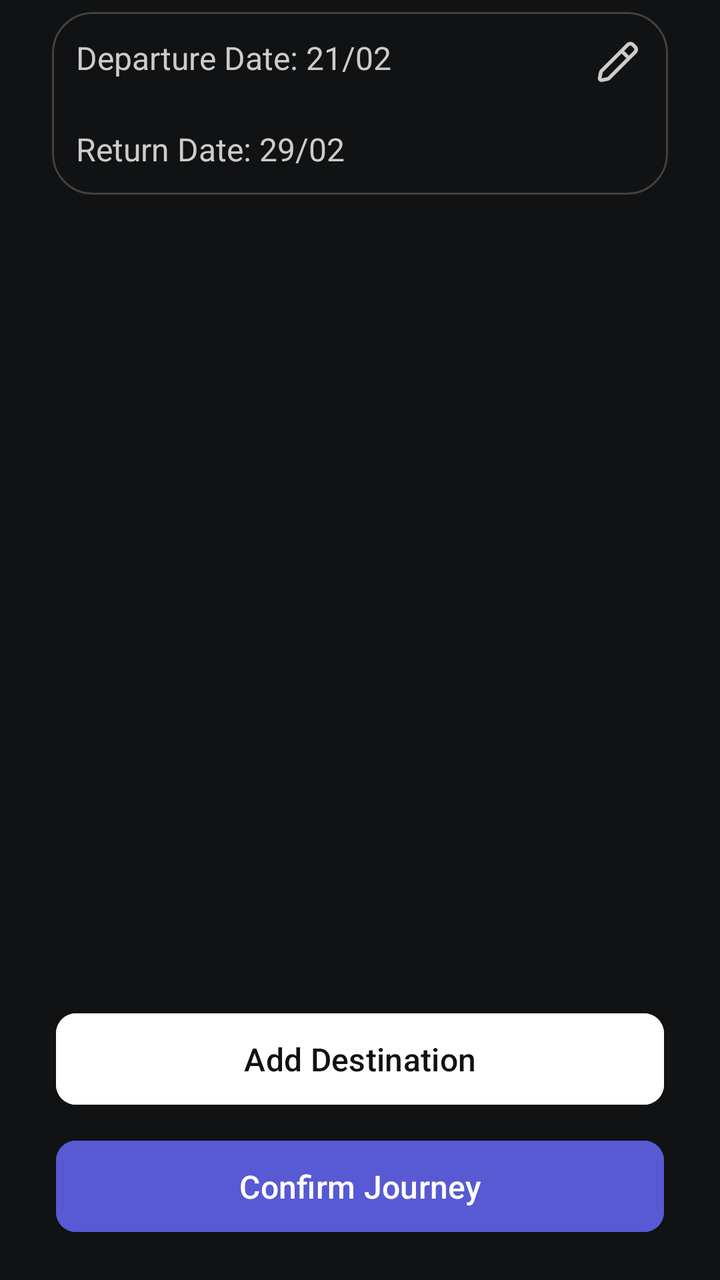
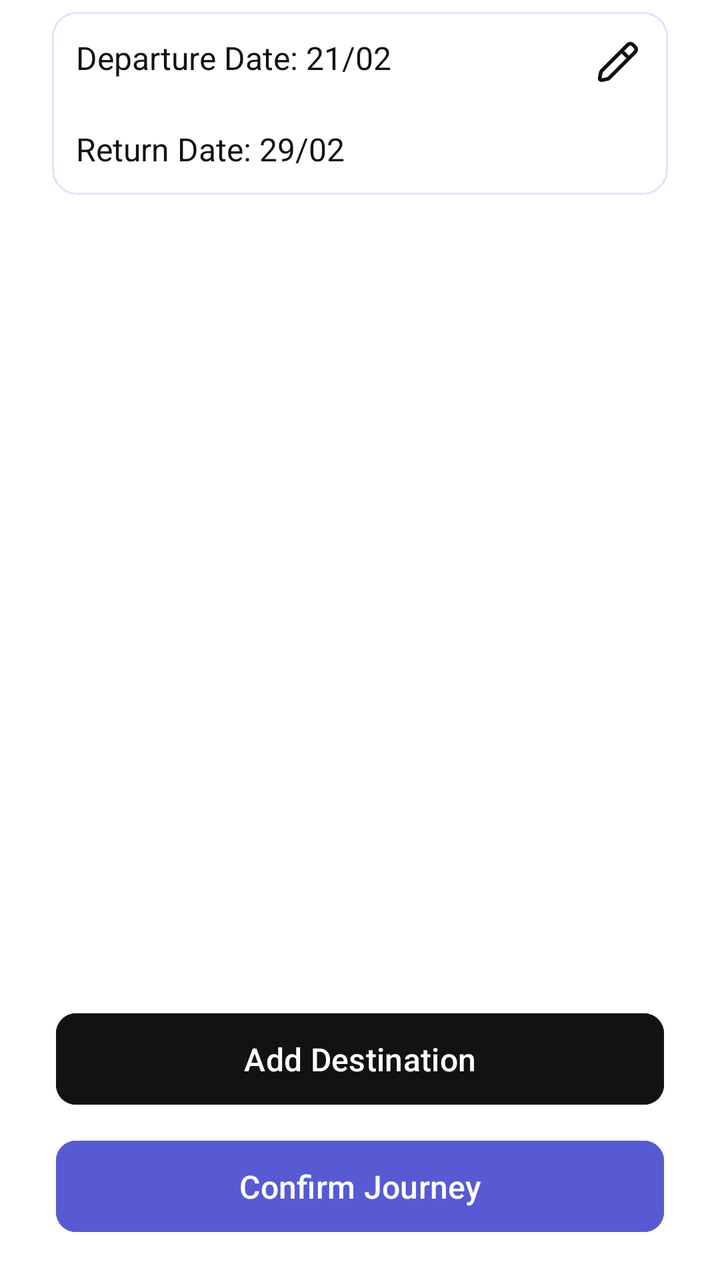

Before-and-after screenshots of an Android layout around one commit, followed by the original layout XML and the change that was made.
<!-- AndroidManifest.xml: application theme Theme.SpaceAdvisor -->
<!-- res/layout/fragment_trip.xml -->
<?xml version="1.0" encoding="utf-8"?>
<LinearLayout xmlns:android="http://schemas.android.com/apk/res/android"
    xmlns:app="http://schemas.android.com/apk/res-auto"
    xmlns:tools="http://schemas.android.com/tools"
    android:layout_width="match_parent"
    android:layout_height="match_parent"
    android:background="@color/layout_background_primary"
    android:orientation="vertical"
    android:paddingHorizontal="20dp"
    android:paddingTop="6dp"
    android:paddingBottom="20dp">

    <RelativeLayout
        android:layout_width="match_parent"
        android:layout_height="wrap_content"
        android:layout_marginHorizontal="6dp"
        android:background="@drawable/custom_text_transparent_background">

        <LinearLayout
            android:id="@+id/departure_date_container"
            android:layout_width="match_parent"
            android:layout_height="wrap_content"
            android:gravity="center_vertical"
            android:orientation="horizontal"
            android:paddingHorizontal="12dp"
            android:paddingVertical="12dp">

            <TextView
                android:layout_width="wrap_content"
                android:layout_height="wrap_content"
                android:text="Departure Date: "
                android:textColor="@color/text_quaternary_light"
                android:textSize="16sp" />

            <TextView
                android:id="@+id/trip_departure_date_text"
                android:layout_width="wrap_content"
                android:layout_height="wrap_content"
                android:text="21/02"
                android:textColor="@color/text_quaternary_light"
                android:textSize="16sp" />
        </LinearLayout>

        <LinearLayout
            android:id="@+id/return_date_container"
            android:layout_width="match_parent"
            android:layout_height="wrap_content"
            android:layout_below="@+id/departure_date_container"
            android:layout_centerVertical="true"
            android:gravity="center_vertical"
            android:orientation="horizontal"
            android:paddingHorizontal="12dp"
            android:paddingVertical="12dp">

            <TextView
                android:layout_width="wrap_content"
                android:layout_height="wrap_content"
                android:text="Return Date: "
                android:textColor="@color/text_quaternary_light"
                android:textSize="16sp" />

            <TextView
                android:id="@+id/trip_return_date_text"
                android:layout_width="wrap_content"
                android:layout_height="wrap_content"
                android:text="29/02"
                android:textColor="@color/text_quaternary_light"
                android:textSize="16sp" />
        </LinearLayout>


        <com.google.android.material.button.MaterialButton
            android:id="@+id/edit_btn"
            style="@style/Widget.Material3.Button.IconButton"
            android:layout_width="wrap_content"
            android:layout_height="wrap_content"
            android:layout_alignParentEnd="true"
            android:backgroundTint="@color/btn_fill_transparent"
            app:icon="@drawable/ic_edit"
            app:iconSize="22dp"
            app:iconTint="@color/icon_quaternary" />
    </RelativeLayout>

    <FrameLayout
        android:layout_width="match_parent"
        android:layout_height="0dp"
        android:layout_weight="1">

        
        <androidx.recyclerview.widget.RecyclerView
            android:id="@+id/itinerary_recycler_view"
            android:layout_width="match_parent"
            android:layout_height="match_parent"
            android:layout_marginTop="12dp"
            tools:listitem="@layout/item_trip_destination" />

        
        <LinearLayout
            android:id="@+id/trip_empty_state"
            android:layout_width="match_parent"
            android:layout_height="match_parent"
            android:gravity="center"
            android:orientation="vertical"
            android:padding="24dp"
            android:visibility="gone">

            <ImageView
                android:layout_width="100dp"
                android:layout_height="100dp"
                android:layout_marginTop="-60dp"
                android:alpha="0.4"
                android:src="@drawable/ic_galaxy"
                app:tint="@color/icon_quaternary" />

            <TextView
                android:layout_width="wrap_content"
                android:layout_height="wrap_content"
                android:layout_marginTop="20dp"
                android:gravity="center"
                android:text="No stops planned yet"
                android:textColor="@color/text_primary"
                android:textSize="18sp"
                android:textStyle="bold" />

            <TextView
                android:layout_width="wrap_content"
                android:layout_height="wrap_content"
                android:layout_marginTop="8dp"
                android:gravity="center"
                android:text="Your itinerary is looking a bit empty. \nReady to add some star systems to your route?"
                android:textColor="@color/text_quaternary_light"
                android:textSize="14sp" />

            <com.google.android.material.button.MaterialButton
                android:id="@+id/empty_add_destination_btn"
                style="@style/Widget.Material3.Button.TonalButton"
                android:layout_width="wrap_content"
                android:layout_height="wrap_content"
                android:layout_marginTop="24dp"
                android:paddingHorizontal="24dp"
                android:text="Explore Destinations"
                android:textColor="@color/text_primary"
                android:textSize="14sp"
                app:backgroundTint="@color/btn_fill_tertiary"
                app:cornerRadius="10dp"
                app:icon="@drawable/ic_explore"
                app:iconSize="18dp"
                app:iconTint="@color/icon_primary" />

        </LinearLayout>

    </FrameLayout>

    <LinearLayout
        android:id="@+id/btn_container"
        android:layout_width="match_parent"
        android:layout_height="wrap_content"
        android:layout_marginHorizontal="8dp"
        android:orientation="vertical">

        <com.google.android.material.button.MaterialButton
            android:id="@+id/add_destination_btn"
            android:layout_width="match_parent"
            android:layout_height="wrap_content"
            android:layout_marginTop="10dp"
            android:backgroundTint="@color/btn_fill_primary"
            android:paddingVertical="12dp"
            android:text="Add Destination"
            android:textColor="@color/text_secondary"
            android:textSize="16sp"
            app:cornerRadius="10dp" />


        <com.google.android.material.button.MaterialButton
            android:id="@+id/confirm_trip_btn"
            android:layout_width="match_parent"
            android:layout_height="wrap_content"
            android:layout_marginTop="10dp"
            android:backgroundTint="@color/btn_fill_tertiary"
            android:paddingVertical="12dp"
            android:text="Confirm Journey"
            android:textColor="@color/text_primary"
            android:textSize="16sp"
            app:cornerRadius="10dp" />
    </LinearLayout>

</LinearLayout>
<!-- res/layout/item_trip_destination.xml (included above) -->
<?xml version="1.0" encoding="utf-8"?>
<androidx.constraintlayout.widget.ConstraintLayout xmlns:android="http://schemas.android.com/apk/res/android"
    xmlns:app="http://schemas.android.com/apk/res-auto"
    android:layout_width="match_parent"
    android:layout_height="wrap_content">

    
    
    
    
    
    
    
    
    

    
    
    
    
    
    
    
    
    

    <com.google.android.material.card.MaterialCardView
        android:id="@+id/delete_background"
        android:layout_width="0dp"
        android:layout_height="0dp"
        android:layout_margin="6dp"
        android:backgroundTint="@color/layout_background_alert"
        app:cardCornerRadius="18dp"
        app:layout_constraintBottom_toBottomOf="@id/card_container"
        app:layout_constraintEnd_toEndOf="@id/card_container"
        app:layout_constraintStart_toStartOf="@id/card_container"
        app:layout_constraintTop_toTopOf="@id/card_container">

        <ImageView
            android:layout_width="24dp"
            android:layout_height="24dp"
            android:layout_gravity="center_vertical|end"
            android:layout_marginEnd="20dp"
            android:src="@drawable/ic_trash"
            app:tint="@color/icon_primary" />
    </com.google.android.material.card.MaterialCardView>

    <com.google.android.material.card.MaterialCardView
        android:id="@+id/trip_dest_image_card"
        android:layout_width="80dp"
        android:layout_height="80dp"
        android:layout_marginStart="10dp"
        android:backgroundTint="@color/layout_background_transparent"
        app:layout_constraintBottom_toBottomOf="parent"
        app:layout_constraintEnd_toStartOf="@id/card_container"
        app:layout_constraintStart_toStartOf="parent"
        app:layout_constraintTop_toTopOf="parent"
        app:strokeWidth="0dp">

        <ImageView
            android:id="@+id/trip_destination_image"
            android:layout_width="match_parent"
            android:layout_height="match_parent"
            android:clickable="true"
            android:focusable="true"
            android:scaleType="centerCrop"
            android:src="@drawable/pic_profile" />

    </com.google.android.material.card.MaterialCardView>

    <com.google.android.material.card.MaterialCardView
        android:id="@+id/card_container"
        android:layout_width="0dp"
        android:layout_height="wrap_content"
        android:layout_margin="10dp"
        android:backgroundTint="@color/layout_background_primary"
        app:cardCornerRadius="18dp"
        app:cardElevation="8dp"
        app:layout_constraintBottom_toBottomOf="parent"
        app:layout_constraintEnd_toEndOf="parent"
        app:layout_constraintStart_toEndOf="@id/trip_dest_image_card"
        app:layout_constraintTop_toTopOf="parent">

        <androidx.appcompat.widget.LinearLayoutCompat
            android:layout_width="match_parent"
            android:layout_height="wrap_content"
            android:orientation="horizontal">

            <LinearLayout
                android:layout_width="match_parent"
                android:layout_height="wrap_content"
                android:layout_marginHorizontal="12dp"
                android:layout_marginVertical="10dp"
                android:orientation="vertical">

                <TextView
                    android:id="@+id/trip_destination_title"
                    android:layout_width="match_parent"
                    android:layout_height="wrap_content"
                    android:text="Title"
                    android:textColor="@color/text_primary"
                    android:textSize="16sp"
                    android:textStyle="bold" />

                <TextView
                    android:id="@+id/trip_destination_subtitle"
                    android:layout_width="match_parent"
                    android:layout_height="wrap_content"
                    android:layout_marginVertical="4dp"
                    android:text="Subtitle"
                    android:textColor="@color/text_quaternary_light"
                    android:textSize="12sp" />

                
                
                
                
                

                
                
                
                
                
                

                
                
                
                
                
                
                
                
                
                

                
                
                
                
                
                
                
                
                

                

                <LinearLayout
                    android:layout_width="wrap_content"
                    android:layout_height="wrap_content"
                    android:layout_marginTop="4dp"
                    android:gravity="center_vertical"
                    android:orientation="horizontal">

                    <ImageView
                        android:layout_width="16dp"
                        android:layout_height="16dp"
                        android:src="@drawable/ic_rating_star_filled"
                        app:tint="@color/icon_tertiary" />

                    <TextView
                        android:id="@+id/trip_destination_rating"
                        android:layout_width="wrap_content"
                        android:layout_height="wrap_content"
                        android:text="4.5"
                        android:textColor="@color/text_quaternary_light"
                        android:textSize="10sp" />

                    <View
                        android:layout_width="20dp"
                        android:layout_height="20dp" />

                    <LinearLayout
                        android:id="@+id/trip_dest_difficulty_container"
                        android:layout_width="wrap_content"
                        android:layout_height="wrap_content"
                        android:layout_gravity="center_vertical"
                        android:gravity="start"
                        android:orientation="horizontal"
                        android:padding="4dp">

                    </LinearLayout>
                </LinearLayout>

            </LinearLayout>

        </androidx.appcompat.widget.LinearLayoutCompat>

    </com.google.android.material.card.MaterialCardView>

</androidx.constraintlayout.widget.ConstraintLayout>
<!-- resources referenced by this layout -->
<resources>
  <color name="btn_fill_primary">@color/white</color>
  <color name="btn_fill_tertiary">@color/space_purple</color>
  <color name="btn_fill_transparent">@color/transparent</color>
  <color name="icon_primary">@color/white</color>
  <color name="icon_quaternary">@color/gray_light</color>
  <color name="icon_tertiary">@color/space_purple</color>
  <color name="layout_background_alert">@color/red_muted</color>
  <color name="layout_background_primary">@color/deep_black</color>
  <color name="layout_background_transparent">@color/transparent</color>
  <color name="text_primary">@color/white</color>
  <color name="text_quaternary_light">@color/gray_light</color>
  <color name="text_secondary">@color/deep_black</color>
  <!-- drawable custom_text_transparent_background (drawable) -->
  <?xml version="1.0" encoding="utf-8"?>
  <layer-list xmlns:android="http://schemas.android.com/apk/res/android">
      <item android:id="@android:id/background">
          <shape>
              <corners android:radius="20dp" />
              <solid android:color="@color/layout_background_transparent" />
              <stroke
                  android:width="1dp"
                  android:color="@color/layout_stroke_tertiary" />
          </shape>
      </item>
  </layer-list>
  <!-- drawable ic_rating_star_filled: vector/xml drawable (drawable, 2072 chars, omitted) -->
  <!-- drawable ic_trash (drawable) -->
  <?xml version="1.0" encoding="utf-8"?>
  <vector xmlns:android="http://schemas.android.com/apk/res/android"
      android:width="24dp"
      android:height="24dp"
      android:viewportWidth="24"
      android:viewportHeight="24">
  
      <path
          android:strokeColor="#000000"
          android:strokeWidth="2"
          android:strokeLineJoin="round"
          android:strokeLineCap="round"
          android:pathData="M4 6H20M16 6L15.7294 5.18807C15.4671 4.40125 15.3359 4.00784 15.0927 3.71698C14.8779 3.46013 14.6021 3.26132 14.2905 3.13878C13.9376 3 13.523 3 12.6936 3H11.3064C10.477 3 10.0624 3 9.70951 3.13878C9.39792 3.26132 9.12208 3.46013 8.90729 3.71698C8.66405 4.00784 8.53292 4.40125 8.27064 5.18807L8 6M18 6V16.2C18 17.8802 18 18.7202 17.673 19.362C17.3854 19.9265 16.9265 20.3854 16.362 20.673C15.7202 21 14.8802 21 13.2 21H10.8C9.11984 21 8.27976 21 7.63803 20.673C7.07354 20.3854 6.6146 19.9265 6.32698 19.362C6 18.7202 6 17.8802 6 16.2V6M14 10V17M10 10V17" />
  </vector>
  <style name="Theme.SpaceAdvisor" parent="Base.Theme.SpaceAdvisor" />
  <color name="white">#FFFFFFFF</color>
  <color name="space_purple">#575AD3</color>
  <color name="transparent">#00000000</color>
  <color name="gray_light">#CCCCCC</color>
  <color name="red_muted">#B3261E</color>
  <color name="deep_black">#111213</color>
  <color name="layout_stroke_tertiary">@color/transparent_white_20</color>
  <style name="Base.Theme.SpaceAdvisor" parent="Theme.Material3.DayNight.NoActionBar">
          
      </style>
  <color name="transparent_white_20">#33FFFFFF</color>
  <!-- unchanged entries left out for length: 4 -->
</resources>

<!-- the commit's change to res/layout/fragment_trip.xml (unified diff, before → after) -->
@@ -4,7 +4,7 @@
     xmlns:tools="http://schemas.android.com/tools"
     android:layout_width="match_parent"
     android:layout_height="match_parent"
-    android:background="@color/layout_background_primary"
+    android:background="@color/background"
     android:orientation="vertical"
     android:paddingHorizontal="20dp"
     android:paddingTop="6dp"
@@ -14,7 +14,7 @@
         android:layout_width="match_parent"
         android:layout_height="wrap_content"
         android:layout_marginHorizontal="6dp"
-        android:background="@drawable/custom_text_transparent_background">
+        android:background="@drawable/custom_text_transparent_background_purple_stroke">
 
         <LinearLayout
             android:id="@+id/departure_date_container"
@@ -29,7 +29,7 @@
                 android:layout_width="wrap_content"
                 android:layout_height="wrap_content"
                 android:text="Departure Date: "
-                android:textColor="@color/text_quaternary_light"
+                android:textColor="@color/subtitle"
                 android:textSize="16sp" />
 
             <TextView
@@ -37,7 +37,7 @@
                 android:layout_width="wrap_content"
                 android:layout_height="wrap_content"
                 android:text="21/02"
-                android:textColor="@color/text_quaternary_light"
+                android:textColor="@color/subtitle"
                 android:textSize="16sp" />
         </LinearLayout>
 
@@ -56,7 +56,7 @@
                 android:layout_width="wrap_content"
                 android:layout_height="wrap_content"
                 android:text="Return Date: "
-                android:textColor="@color/text_quaternary_light"
+                android:textColor="@color/subtitle"
                 android:textSize="16sp" />
 
             <TextView
@@ -64,7 +64,7 @@
                 android:layout_width="wrap_content"
                 android:layout_height="wrap_content"
                 android:text="29/02"
-                android:textColor="@color/text_quaternary_light"
+                android:textColor="@color/subtitle"
                 android:textSize="16sp" />
         </LinearLayout>
 
@@ -75,10 +75,10 @@
             android:layout_width="wrap_content"
             android:layout_height="wrap_content"
             android:layout_alignParentEnd="true"
-            android:backgroundTint="@color/btn_fill_transparent"
+            android:backgroundTint="@color/transparent"
             app:icon="@drawable/ic_edit"
             app:iconSize="22dp"
-            app:iconTint="@color/icon_quaternary" />
+            app:iconTint="@color/icon" />
     </RelativeLayout>
 
     <FrameLayout
@@ -110,7 +110,7 @@
                 android:layout_marginTop="-60dp"
                 android:alpha="0.4"
                 android:src="@drawable/ic_galaxy"
-                app:tint="@color/icon_quaternary" />
+                app:tint="@color/icon" />
 
             <TextView
                 android:layout_width="wrap_content"
@@ -118,7 +118,7 @@
                 android:layout_marginTop="20dp"
                 android:gravity="center"
                 android:text="No stops planned yet"
-                android:textColor="@color/text_primary"
+                android:textColor="@color/title"
                 android:textSize="18sp"
                 android:textStyle="bold" />
 
@@ -128,7 +128,7 @@
                 android:layout_marginTop="8dp"
                 android:gravity="center"
                 android:text="Your itinerary is looking a bit empty. \nReady to add some star systems to your route?"
-                android:textColor="@color/text_quaternary_light"
+                android:textColor="@color/body"
                 android:textSize="14sp" />
 
             <com.google.android.material.button.MaterialButton
@@ -139,13 +139,13 @@
                 android:layout_marginTop="24dp"
                 android:paddingHorizontal="24dp"
                 android:text="Explore Destinations"
-                android:textColor="@color/text_primary"
+                android:textColor="@color/title"
                 android:textSize="14sp"
-                app:backgroundTint="@color/btn_fill_tertiary"
+                app:backgroundTint="?attr/customColorPrimary"
                 app:cornerRadius="10dp"
                 app:icon="@drawable/ic_explore"
                 app:iconSize="18dp"
-                app:iconTint="@color/icon_primary" />
+                app:iconTint="@color/on_primary" />
 
         </LinearLayout>
 
@@ -163,10 +163,10 @@
             android:layout_width="match_parent"
             android:layout_height="wrap_content"
             android:layout_marginTop="10dp"
-            android:backgroundTint="@color/btn_fill_primary"
+            android:backgroundTint="@color/secondary_filled_btn"
             android:paddingVertical="12dp"
             android:text="Add Destination"
-            android:textColor="@color/text_secondary"
+            android:textColor="@color/on_secondary_filled_btn"
             android:textSize="16sp"
             app:cornerRadius="10dp" />
 
@@ -176,10 +176,10 @@
             android:layout_width="match_parent"
             android:layout_height="wrap_content"
             android:layout_marginTop="10dp"
-            android:backgroundTint="@color/btn_fill_tertiary"
+            android:backgroundTint="?attr/customColorPrimary"
             android:paddingVertical="12dp"
             android:text="Confirm Journey"
-            android:textColor="@color/text_primary"
+            android:textColor="@color/on_primary"
             android:textSize="16sp"
             app:cornerRadius="10dp" />
     </LinearLayout>
@@ -217,7 +217,7 @@
         android:layout_width="0dp"
         android:layout_height="0dp"
         android:layout_margin="6dp"
-        android:backgroundTint="@color/layout_background_alert"
+        android:backgroundTint="@color/alert"
         app:cardCornerRadius="18dp"
         app:layout_constraintBottom_toBottomOf="@id/card_container"
         app:layout_constraintEnd_toEndOf="@id/card_container"
@@ -230,7 +230,7 @@
             android:layout_gravity="center_vertical|end"
             android:layout_marginEnd="20dp"
             android:src="@drawable/ic_trash"
-            app:tint="@color/icon_primary" />
+            app:tint="@color/on_alert" />
     </com.google.android.material.card.MaterialCardView>
 
     <com.google.android.material.card.MaterialCardView
@@ -238,7 +238,7 @@
         android:layout_width="80dp"
         android:layout_height="80dp"
         android:layout_marginStart="10dp"
-        android:backgroundTint="@color/layout_background_transparent"
+        android:backgroundTint="@color/transparent"
         app:layout_constraintBottom_toBottomOf="parent"
         app:layout_constraintEnd_toStartOf="@id/card_container"
         app:layout_constraintStart_toStartOf="parent"
@@ -260,14 +260,16 @@
         android:id="@+id/card_container"
         android:layout_width="0dp"
         android:layout_height="wrap_content"
-        android:layout_margin="10dp"
-        android:backgroundTint="@color/layout_background_primary"
+        android:layout_marginHorizontal="12dp"
+        android:layout_marginVertical="20dp"
+        android:backgroundTint="@color/background"
         app:cardCornerRadius="18dp"
         app:cardElevation="8dp"
         app:layout_constraintBottom_toBottomOf="parent"
         app:layout_constraintEnd_toEndOf="parent"
         app:layout_constraintStart_toEndOf="@id/trip_dest_image_card"
-        app:layout_constraintTop_toTopOf="parent">
+        app:layout_constraintTop_toTopOf="parent"
+        app:strokeColor="?attr/customColorPrimaryGlow">
 
         <androidx.appcompat.widget.LinearLayoutCompat
             android:layout_width="match_parent"
@@ -286,7 +288,7 @@
                     android:layout_width="match_parent"
                     android:layout_height="wrap_content"
                     android:text="Title"
-                    android:textColor="@color/text_primary"
+                    android:textColor="@color/title"
                     android:textSize="16sp"
                     android:textStyle="bold" />
 
@@ -296,7 +298,7 @@
                     android:layout_height="wrap_content"
                     android:layout_marginVertical="4dp"
                     android:text="Subtitle"
-                    android:textColor="@color/text_quaternary_light"
+                    android:textColor="@color/subtitle"
                     android:textSize="12sp" />
 
                 
@@ -346,14 +348,14 @@
                         android:layout_width="16dp"
                         android:layout_height="16dp"
                         android:src="@drawable/ic_rating_star_filled"
-                        app:tint="@color/icon_tertiary" />
+                        app:tint="?attr/customColorPrimary" />
 
                     <TextView
                         android:id="@+id/trip_destination_rating"
                         android:layout_width="wrap_content"
                         android:layout_height="wrap_content"
                         android:text="4.5"
-                        android:textColor="@color/text_quaternary_light"
+                        android:textColor="@color/subtitle"
                         android:textSize="10sp" />
 
                     <View
<!-- resource entries referenced after the edit -->
@@ -1,31 +1,16 @@
 <!-- resources referenced by this layout -->
 <resources>
-  <color name="btn_fill_primary">@color/white</color>
-  <color name="btn_fill_tertiary">@color/space_purple</color>
-  <color name="btn_fill_transparent">@color/transparent</color>
-  <color name="icon_primary">@color/white</color>
-  <color name="icon_quaternary">@color/gray_light</color>
-  <color name="icon_tertiary">@color/space_purple</color>
-  <color name="layout_background_alert">@color/red_muted</color>
-  <color name="layout_background_primary">@color/deep_black</color>
-  <color name="layout_background_transparent">@color/transparent</color>
-  <color name="text_primary">@color/white</color>
-  <color name="text_quaternary_light">@color/gray_light</color>
-  <color name="text_secondary">@color/deep_black</color>
-  <!-- drawable custom_text_transparent_background (drawable) -->
-  <?xml version="1.0" encoding="utf-8"?>
-  <layer-list xmlns:android="http://schemas.android.com/apk/res/android">
-      <item android:id="@android:id/background">
-          <shape>
-              <corners android:radius="20dp" />
-              <solid android:color="@color/layout_background_transparent" />
-              <stroke
-                  android:width="1dp"
-                  android:color="@color/layout_stroke_tertiary" />
-          </shape>
-      </item>
-  </layer-list>
-  <!-- drawable ic_rating_star_filled: vector/xml drawable (drawable, 2072 chars, omitted) -->
+  <color name="alert">@color/red_muted</color>
+  <color name="background">@color/white</color>
+  <color name="body">@color/gray_dark</color>
+  <color name="icon">@color/secondary</color>
+  <color name="on_alert">@color/white</color>
+  <color name="on_primary">@color/white</color>
+  <color name="on_secondary_filled_btn">@color/background</color>
+  <color name="secondary_filled_btn">@color/secondary</color>
+  <color name="subtitle">@color/secondary</color>
+  <color name="title">@color/secondary</color>
+  <!-- drawable ic_rating_star_filled: vector/xml drawable (drawable, 2082 chars, omitted) -->
   <!-- drawable ic_trash (drawable) -->
   <?xml version="1.0" encoding="utf-8"?>
   <vector xmlns:android="http://schemas.android.com/apk/res/android"
@@ -41,18 +26,49 @@
           android:strokeLineCap="round"
           android:pathData="M4 6H20M16 6L15.7294 5.18807C15.4671 4.40125 15.3359 4.00784 15.0927 3.71698C14.8779 3.46013 14.6021 3.26132 14.2905 3.13878C13.9376 3 13.523 3 12.6936 3H11.3064C10.477 3 10.0624 3 9.70951 3.13878C9.39792 3.26132 9.12208 3.46013 8.90729 3.71698C8.66405 4.00784 8.53292 4.40125 8.27064 5.18807L8 6M18 6V16.2C18 17.8802 18 18.7202 17.673 19.362C17.3854 19.9265 16.9265 20.3854 16.362 20.673C15.7202 21 14.8802 21 13.2 21H10.8C9.11984 21 8.27976 21 7.63803 20.673C7.07354 20.3854 6.6146 19.9265 6.32698 19.362C6 18.7202 6 17.8802 6 16.2V6M14 10V17M10 10V17" />
   </vector>
-  <style name="Theme.SpaceAdvisor" parent="Base.Theme.SpaceAdvisor" />
+  <style name="Theme.SpaceAdvisor" parent="Base.Theme.SpaceAdvisor">
+          <item name="colorPrimary">@color/primary</item>
+          <item name="customColorPrimary">@color/primary</item>
+          <item name="customColorPrimaryGlow">@color/primary_glow</item>
+          <item name="customColorPrimaryFaded">@color/primary_faded</item>
+          <item name="customColorPrimaryLight">@color/primary_light</item>
+          <item name="customColorPrimaryVariant">@color/primary_variant</item>
+          <item name="customColorPrimaryVariantFaded">@color/primary_variant_faded</item>
+      </style>
   <color name="white">#FFFFFFFF</color>
+  <color name="gray_dark">#757575</color>
+  <color name="secondary">@color/deep_black</color>
   <color name="space_purple">#575AD3</color>
+  <color name="space_purple_glow">#48575AD3</color>
+  <color name="space_purple_faded">#50A0A0FF</color>
+  <color name="space_purple_light">#A0A0FF</color>
+  <color name="space_pink">#AE52D4</color>
+  <color name="space_pink_faded">#20AE52D4</color>
   <color name="transparent">#00000000</color>
-  <color name="gray_light">#CCCCCC</color>
+  <!-- drawable custom_text_transparent_background_purple_stroke (drawable) -->
+  <?xml version="1.0" encoding="utf-8"?>
+  <layer-list xmlns:android="http://schemas.android.com/apk/res/android">
+      <item android:id="@android:id/background">
+          <shape>
+              <corners android:radius="12dp" />
+              <solid android:color="@color/transparent" />
+              <stroke
+                  android:width="1dp"
+                  android:color="?attr/customColorPrimaryFaded" />
+          </shape>
+      </item>
+  </layer-list>
   <color name="red_muted">#B3261E</color>
   <color name="deep_black">#111213</color>
-  <color name="layout_stroke_tertiary">@color/transparent_white_20</color>
   <style name="Base.Theme.SpaceAdvisor" parent="Theme.Material3.DayNight.NoActionBar">
-          
+          <item name="colorPrimary">@color/primary</item>
       </style>
-  <color name="transparent_white_20">#33FFFFFF</color>
+  <color name="primary">@color/space_purple</color>
+  <color name="primary_glow">@color/space_purple_glow</color>
+  <color name="primary_faded">@color/space_purple_faded</color>
+  <color name="primary_light">@color/space_purple_light</color>
+  <color name="primary_variant">@color/space_pink</color>
+  <color name="primary_variant_faded">@color/space_pink_faded</color>
   <!-- unchanged entries left out for length: 4 -->
 </resources>
 
